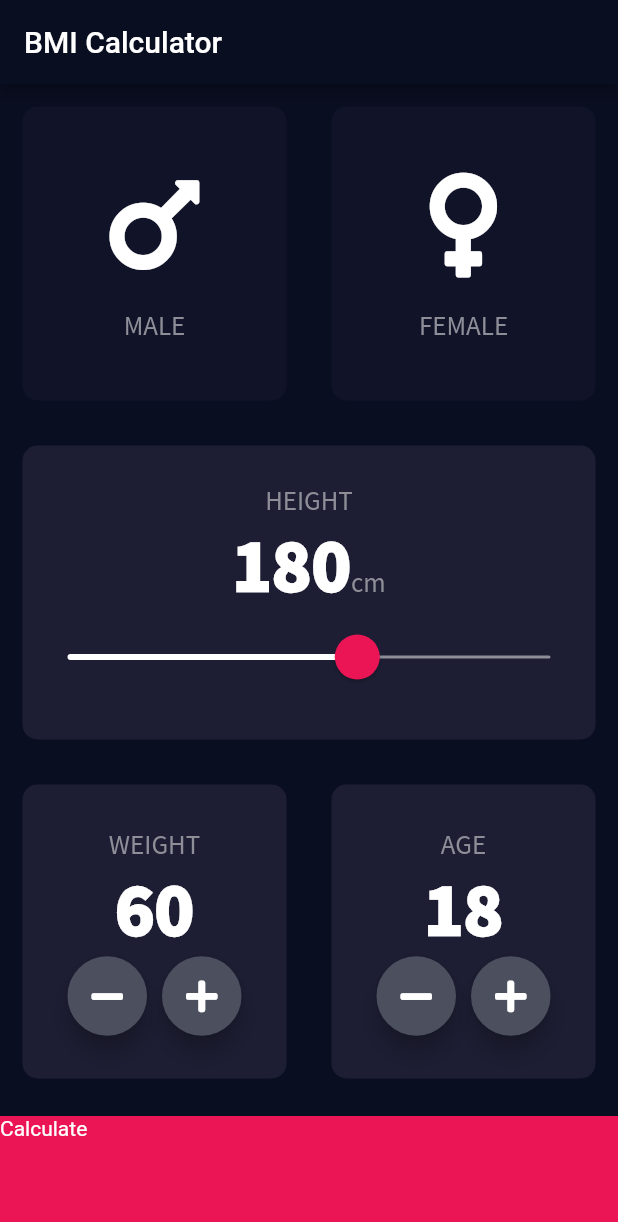
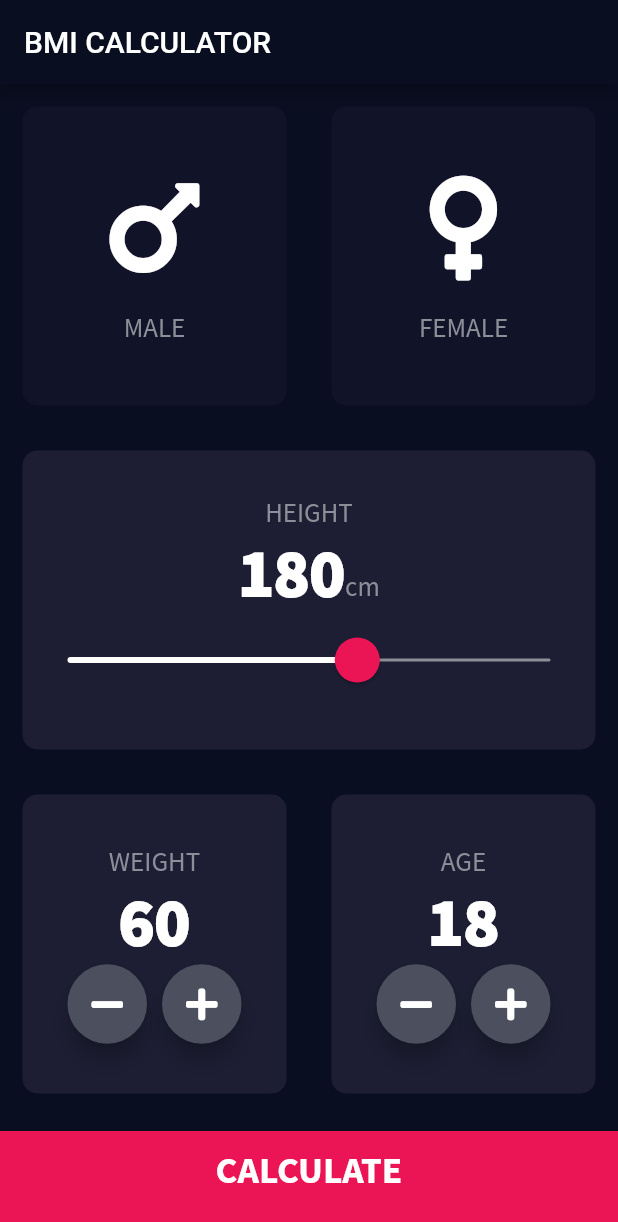
Before and after one commit to Azim87/bmi_calculator, a Flutter app: the screen it shows after launch, on a phone screen of 412 x 824 dp. Shown: the top 1222 px of the screen. Run offline on Flutter 3.47's test engine with Material 2 defaults, Android fonts, the phone set to English and light mode, and no system bars; our stand-ins replace font_awesome_flutter.

Commit message:
refactor code

```diff
--- /dev/null
+++ b/lib/components/bottom_button.dart
@@ -0,0 +1,29 @@
+import 'package:flutter/material.dart';
+
+import '../constants/constants.dart';
+
+class BottomButton extends StatelessWidget {
+  BottomButton({@required this.onTap, @required this.buttonTitle});
+
+  final Function onTap;
+  final String buttonTitle;
+
+  @override
+  Widget build(BuildContext context) {
+    return GestureDetector(
+      onTap: onTap,
+      child: Container(
+        child: Center(
+            child: Text(
+              buttonTitle,
+              style: kLabelTextStyleMedium,
+            )),
+        color: kBottomContainerColor,
+        margin: EdgeInsets.only(top: 10.0),
+        padding: EdgeInsets.only(bottom: 20.0),
+        width: double.infinity,
+        height: kBottomContainerHeight,
+      ),
+    );
+  }
+}
--- a/lib/icon_content.dart
+++ b/lib/components/icon_content.dart
@@ -1,6 +1,6 @@
 import 'package:flutter/material.dart';
 
-import 'constants.dart';
+import '../constants/constants.dart';
 
 
 
--- a/lib/constants.dart
+++ /dev/null
@@ -1,18 +0,0 @@
-import 'package:flutter/material.dart';
-
-const kBottomContainerHeight = 80.0;
-const kActiveCardColor = Color(0xFF1D1E33);
-const kInactiveCardColor = Color(0xFF111328);
-const kBottomContainerColor = Color(0xFFEB1555);
-const kActiveSliderColor = Color(0xFFFFFFFF);
-const kInactiveSliderColor = Color(0xFF8D8E98);
-
-const kSliderTrackHeight = 2.0;
-const kSliderOverlayColor = Color(0x29EB1555);
-const kSliderThumbColor = Color(0xFFEB1555);
-
-const kLabelTextStyle = TextStyle(fontSize: 18.0, color: Color(0xFF8D8E98), fontFamily: "Source Code Pro");
-const kLabelTextStyleBig = TextStyle(fontSize: 50.0, fontWeight: FontWeight.w900, fontFamily: 'Source Code Pro');
-
-const kHeightMin = 120.0;
-const kHeightMax = 220.0;
--- /dev/null
+++ b/lib/constants/constants.dart
@@ -0,0 +1,57 @@
+import 'package:flutter/material.dart';
+
+const kBottomContainerHeight = 70.0;
+const kActiveCardColor = Color(0xFF1D1E33);
+const kInactiveCardColor = Color(0xFF111328);
+const kBottomContainerColor = Color(0xFFEB1555);
+const kActiveSliderColor = Color(0xFFFFFFFF);
+const kInactiveSliderColor = Color(0xFF8D8E98);
+
+const kSliderTrackHeight = 2.0;
+const kSliderOverlayColor = Color(0x29EB1555);
+const kSliderThumbColor = Color(0xFFEB1555);
+
+const kHeightMin = 120.0;
+const kHeightMax = 220.0;
+
+const kLabelTextStyle = TextStyle(
+    fontSize: 18.0,
+    color: Color(0xFF8D8E98),
+    fontFamily: "Source Code Pro"
+);
+
+const kLabelTextStyleBig = TextStyle(
+    fontSize: 45.0,
+    fontWeight: FontWeight.w900,
+    fontFamily: 'Source Code Pro'
+);
+
+const kLabelTextStyleMedium = TextStyle(
+    fontSize: 25.0,
+    fontWeight: FontWeight.bold,
+    fontFamily: 'Source Code Pro'
+);
+
+const kTitleTextStyle = TextStyle(
+    fontSize: 50.0,
+    fontWeight:
+    FontWeight.bold,
+    fontFamily: 'Source Code Pro'
+);
+
+const kResultTextStyle = TextStyle(
+    color: Colors.lightGreenAccent,
+    fontSize: 22.0,
+    fontWeight: FontWeight.bold
+);
+
+const kBMITextStyle = TextStyle(
+    fontSize: 100.0,
+    fontWeight: FontWeight.bold,
+    fontFamily: 'Source Code Pro',
+);
+
+const kBodyTextStyle = TextStyle(
+  fontSize: 22.0,
+  fontFamily: 'Source Code Pro'
+);
--- a/lib/main.dart
+++ b/lib/main/main.dart
@@ -1,7 +1,7 @@
 import 'package:flutter/material.dart';
 import 'package:flutter/services.dart';
 
-import 'input_page.dart';
+import '../ui/input_page.dart';
 
 void main() {
   WidgetsFlutterBinding.ensureInitialized();
--- a/lib/input_page.dart
+++ b/lib/ui/input_page.dart
@@ -1,12 +1,15 @@
-import 'package:bmi_calculator/gender.dart';
-import 'package:bmi_calculator/reusable_card.dart';
-import 'package:bmi_calculator/rounded_button.dart';
+
+import 'file:///D:/FlutterProjects/bmi_calculator/lib/ui/results_page.dart';
+import 'file:///D:/FlutterProjects/bmi_calculator/lib/components/reusable_card.dart';
+import 'file:///D:/FlutterProjects/bmi_calculator/lib/components/rounded_button.dart';
+import 'package:bmi_calculator/components/gender.dart';
 import 'package:flutter/cupertino.dart';
 import 'package:flutter/material.dart';
 import 'package:font_awesome_flutter/font_awesome_flutter.dart';
 
-import 'constants.dart';
-import 'icon_content.dart';
+import '../components/bottom_button.dart';
+import '../constants/constants.dart';
+import '../components/icon_content.dart';
 
 class InputPage extends StatefulWidget {
   @override
@@ -24,7 +27,7 @@ class _InputPageState extends State<InputPage> {
     return Scaffold(
       appBar: AppBar(
         title: Text(
-          "BMI Calculator",
+          'BMI CALCULATOR',
         ),
       ),
       body: Column(
@@ -213,18 +216,13 @@ class _InputPageState extends State<InputPage> {
               ],
             ),
           ),
-          GestureDetector(
+          BottomButton(
+            buttonTitle: 'CALCULATE',
             onTap: () {
-
+              Navigator.push(context,
+                  MaterialPageRoute(builder: (context) => ResultsPage()));
             },
-            child: Container(
-              child: Text('Calculate'),
-              color: kBottomContainerColor,
-              margin: EdgeInsets.only(top: 10.0),
-              width: double.infinity,
-              height: kBottomContainerHeight,
-            ),
-          )
+          ),
         ],
       ),
     );
```
Also changed, not shown: lib/results_page.dart (deleted, +0 -8 lines), lib/ui/results_page.dart (added, +52 -0 lines), lib/components/gender.dart (renamed from lib/gender.dart), lib/components/reusable_card.dart (renamed from lib/reusable_card.dart), lib/components/rounded_button.dart (renamed from lib/rounded_button.dart), 1 other file.
